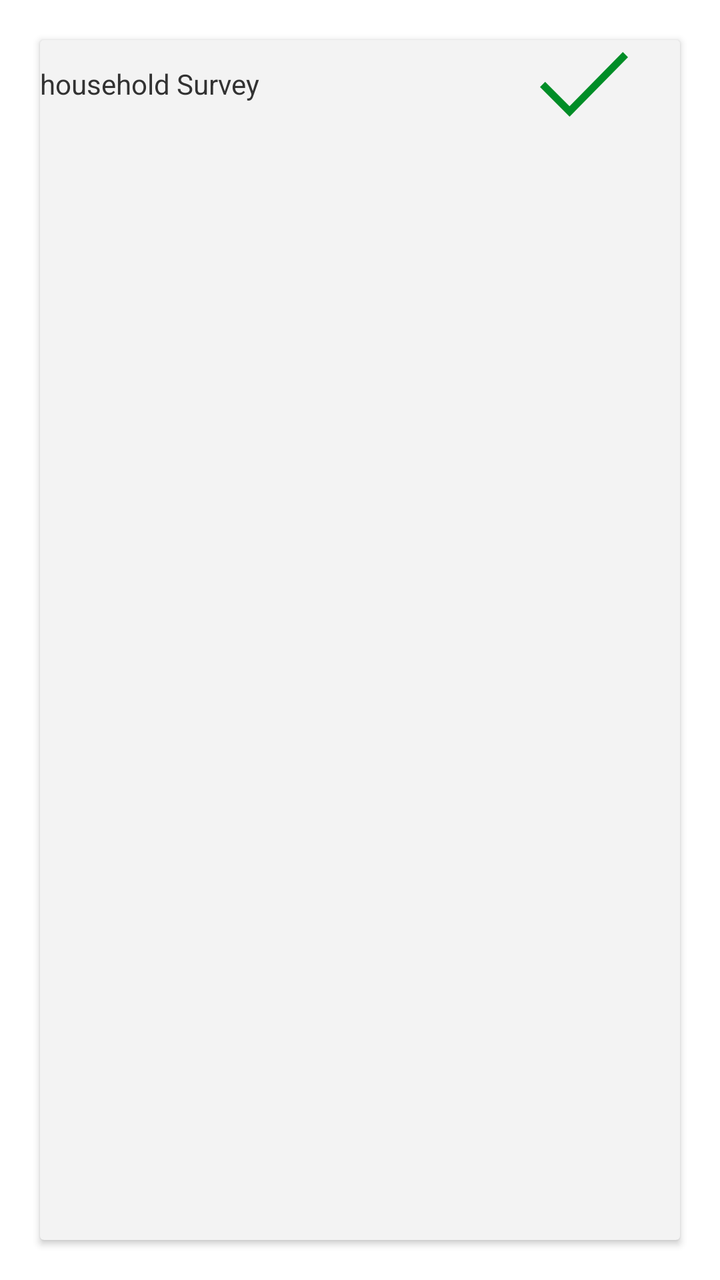
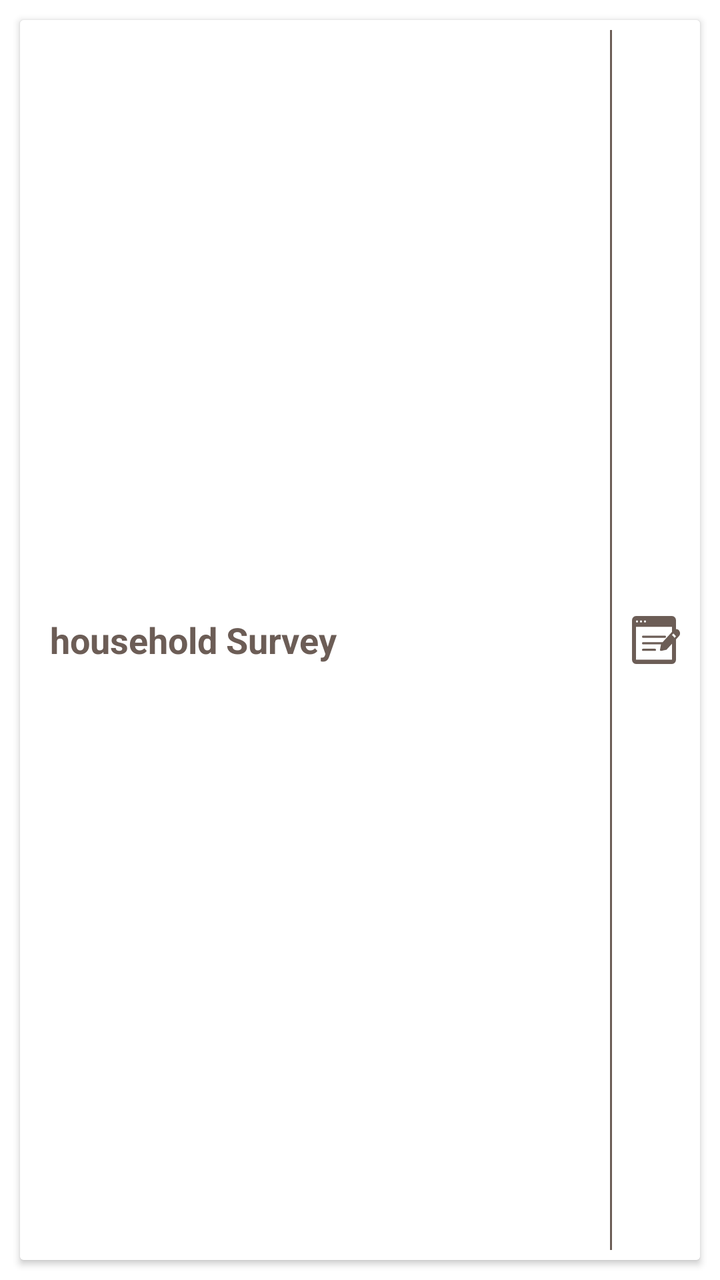

Before-and-after screenshots of an Android layout around one commit, followed by the original layout XML and the change that was made.
<!-- AndroidManifest.xml: application theme AppTheme -->
<!-- res/layout/child_survey_row.xml -->
<?xml version="1.0" encoding="utf-8"?>
<LinearLayout xmlns:android="http://schemas.android.com/apk/res/android"
    android:orientation="vertical" android:layout_width="match_parent"
    android:layout_height="match_parent">

    <android.support.v7.widget.CardView
        android:id="@+id/rowCardView"
        android:layout_width="match_parent"
        android:layout_margin="20dp"
        android:layout_height="match_parent">

        <LinearLayout
            android:layout_width="match_parent"
            android:weightSum="1"
            android:orientation="horizontal"
            android:layout_height="wrap_content">

            <TextView
                android:id="@+id/surveyName"
                android:layout_width="match_parent"
                android:layout_weight=".3"
                android:text="household Survey"
                android:layout_gravity="center"
                android:layout_height="wrap_content" />
            <ImageView
                android:id="@+id/statusIcon"
                android:layout_width="match_parent"
                android:layout_weight=".7"
                android:src="@drawable/ic_status_completed"
                android:layout_height="wrap_content" />


        </LinearLayout>

    </android.support.v7.widget.CardView>


</LinearLayout>
<!-- resources referenced by this layout -->
<resources>
  <!-- drawable ic_status_completed: png bitmap (drawable-hdpi, 15860 bytes) -->
  <style name="AppTheme" parent="android:Theme.Holo.Light">
          
          <item name="android:spinnerItemStyle">@style/SpinnerItem</item>
          <item name="android:spinnerDropDownItemStyle">@style/SpinnerItem.DropDownItem</item>
          <item name="android:dropDownListViewStyle">@style/StandardSpinner</item>
          <item name="android:actionBarStyle">@style/AppTheme.ActionBarStyle</item>
      </style>
  <style name="SpinnerItem" parent="android:Widget.Holo.DropDownItem">
          <item name="android:textColor">@color/ofis_base_font_white</item>
          <item name="android:textSize">@dimen/ofis_spinner_text</item>
      </style>
  <style name="SpinnerItem.DropDownItem" parent="android:Widget.Holo.DropDownItem.Spinner">
          <item name="android:textColor">@color/ofis_text_field</item>
          <item name="android:background">@color/ofis_spinner_item_background</item>
      </style>
  <style name="StandardSpinner" parent="android:Widget.Holo.Light.ListView">
          <item name="android:dividerHeight">@dimen/ofis_spinner_itemseparator</item>
          <item name="android:divider">@color/ofis_spinner_divider</item>
      </style>
  <style name="AppTheme.ActionBarStyle" parent="android:Widget.Holo.Light.ActionBar">
          <item name="android:titleTextStyle">@style/AppTheme.ActionBar.TitleTextStyle</item>
      </style>
  <color name="ofis_base_font_white">#ffffff</color>
  <dimen name="ofis_spinner_text">14sp</dimen>
  <color name="ofis_text_field">#DE000000</color>
  <color name="ofis_spinner_item_background">@color/ofis_actionbar_background</color>
  <dimen name="ofis_spinner_itemseparator">1dp</dimen>
  <color name="ofis_spinner_divider">#ff333333</color>
  <style name="AppTheme.ActionBar.TitleTextStyle" parent="android:TextAppearance">
          <item name="android:textSize">@dimen/ofis_med_text</item>
      </style>
  <color name="ofis_actionbar_background">#dddddd</color>
  <dimen name="ofis_med_text">15sp</dimen>
</resources>

<!-- the commit's change to res/layout/child_survey_row.xml (unified diff, before → after) -->
@@ -1,36 +1,53 @@
 <?xml version="1.0" encoding="utf-8"?>
 <LinearLayout xmlns:android="http://schemas.android.com/apk/res/android"
     android:orientation="vertical" android:layout_width="match_parent"
-    android:layout_height="match_parent">
+    android:layout_height="wrap_content">
 
     <android.support.v7.widget.CardView
         android:id="@+id/rowCardView"
         android:layout_width="match_parent"
-        android:layout_margin="20dp"
-        android:layout_height="match_parent">
+        android:layout_margin="10dp"
+        android:layout_height="wrap_content">
 
-        <LinearLayout
+        <RelativeLayout
             android:layout_width="match_parent"
-            android:weightSum="1"
             android:orientation="horizontal"
+            android:id="@+id/rl_child_survey_row"
+            android:background="@drawable/sel_survey_item_bg"
+            android:gravity="center_vertical"
             android:layout_height="wrap_content">
 
             <TextView
                 android:id="@+id/surveyName"
-                android:layout_width="match_parent"
-                android:layout_weight=".3"
+                android:layout_width="wrap_content"
                 android:text="household Survey"
                 android:layout_gravity="center"
+                android:textStyle="bold"
+                android:textAppearance="?android:textAppearanceMedium"
+                android:textColor="#6C5D56"
+                android:padding="15dp"
+                android:layout_centerVertical="true"
                 android:layout_height="wrap_content" />
+            <View
+                android:layout_width="1dp"
+                android:layout_toLeftOf="@+id/statusIcon"
+                android:layout_height="match_parent"
+                android:layout_marginTop="5dp"
+                android:layout_marginBottom="5dp"
+                android:background="#6C5D56"
+                />
             <ImageView
                 android:id="@+id/statusIcon"
-                android:layout_width="match_parent"
-                android:layout_weight=".7"
-                android:src="@drawable/ic_status_completed"
-                android:layout_height="wrap_content" />
+                android:layout_centerVertical="true"
+                android:layout_width="wrap_content"
+                android:src="@drawable/ic_survey"
+                android:layout_alignTop="@+id/surveyName"
+                android:layout_alignBottom="@+id/surveyName"
+                android:padding="10dp"
+                android:layout_alignParentRight="true"
+                android:layout_height="match_parent" />
 
-
-        </LinearLayout>
+        </RelativeLayout>
 
     </android.support.v7.widget.CardView>
 
<!-- resource entries referenced after the edit -->
@@ -1,6 +1,26 @@
 <!-- resources referenced by this layout -->
 <resources>
-  <!-- drawable ic_status_completed: png bitmap (drawable-hdpi, 15860 bytes) -->
+  <!-- drawable ic_survey (drawable) -->
+  <vector android:height="24dp" android:viewportHeight="29.889"
+      android:viewportWidth="32.606" android:width="24dp" xmlns:android="http://schemas.android.com/apk/res/android">
+      <path android:fillColor="#6c5d56" android:pathData="M7.472,13.586L22.417,13.586a0.679,0.679 0,0 0,0 -1.359L7.472,12.227a0.679,0.679 0,0 0,0 1.359Z"/>
+      <path android:fillColor="#6c5d56" android:pathData="M15.627,20.379h-8.152a0.679,0.679 0,0 0,0 1.359L15.627,21.738a0.679,0.679 0,1 0,0 -1.359Z"/>
+      <path android:fillColor="#6c5d56" android:pathData="M30.006,8.152c-0.039,0 -0.078,0.01 -0.117,0.012L29.889,2.717a2.72,2.72 0,0 0,-2.717 -2.717L2.717,0A2.72,2.72 0,0 0,0 2.717L0,27.167a2.72,2.72 0,0 0,2.717 2.717L27.172,29.884A2.72,2.72 0,0 0,29.889 27.167L29.889,14.546l1.956,-1.955h0a2.6,2.6 0,0 0,-1.839 -4.439ZM8.831,2.717a0.679,0.679 0,1 1,-0.679 0.679A0.679,0.679 0,0 1,8.831 2.717ZM6.114,2.717a0.679,0.679 0,1 1,-0.679 0.679A0.679,0.679 0,0 1,6.114 2.717ZM3.397,2.717a0.679,0.679 0,1 1,-0.679 0.679A0.679,0.679 0,0 1,3.4 2.717ZM27.172,27.167L2.717,27.167L2.717,6.793L27.172,6.793v3.115l-6.4,6.4L7.472,16.308a0.679,0.679 0,0 0,0 1.359L19.686,17.667l-0.652,3.263a0.679,0.679 0,0 0,0.666 0.813,0.694 0.694,0 0,0 0.133,-0.013l3.4,-0.679a0.675,0.675 0,0 0,0.348 -0.186l3.6,-3.6ZM28.929,13.581 L27.172,11.824 28.133,10.863 29.89,12.62Z"/>
+  </vector>
+  <!-- drawable sel_survey_item_bg (drawable) -->
+  <?xml version="1.0" encoding="utf-8"?>
+  <selector xmlns:android="http://schemas.android.com/apk/res/android" >
+      <item android:state_enabled="false" >
+          <shape android:shape="rectangle"  >
+              <solid  android:color="@color/child_survey_row" />
+          </shape>
+      </item>
+      <item >
+          <shape android:shape="rectangle"  >
+              <solid android:color="@android:color/white" />
+          </shape>
+      </item>
+  </selector>
   <style name="AppTheme" parent="android:Theme.Holo.Light">
           
           <item name="android:spinnerItemStyle">@style/SpinnerItem</item>
@@ -8,6 +28,7 @@
           <item name="android:dropDownListViewStyle">@style/StandardSpinner</item>
           <item name="android:actionBarStyle">@style/AppTheme.ActionBarStyle</item>
       </style>
+  <color name="child_survey_row">#9E948E</color>
   <style name="SpinnerItem" parent="android:Widget.Holo.DropDownItem">
           <item name="android:textColor">@color/ofis_base_font_white</item>
           <item name="android:textSize">@dimen/ofis_spinner_text</item>
